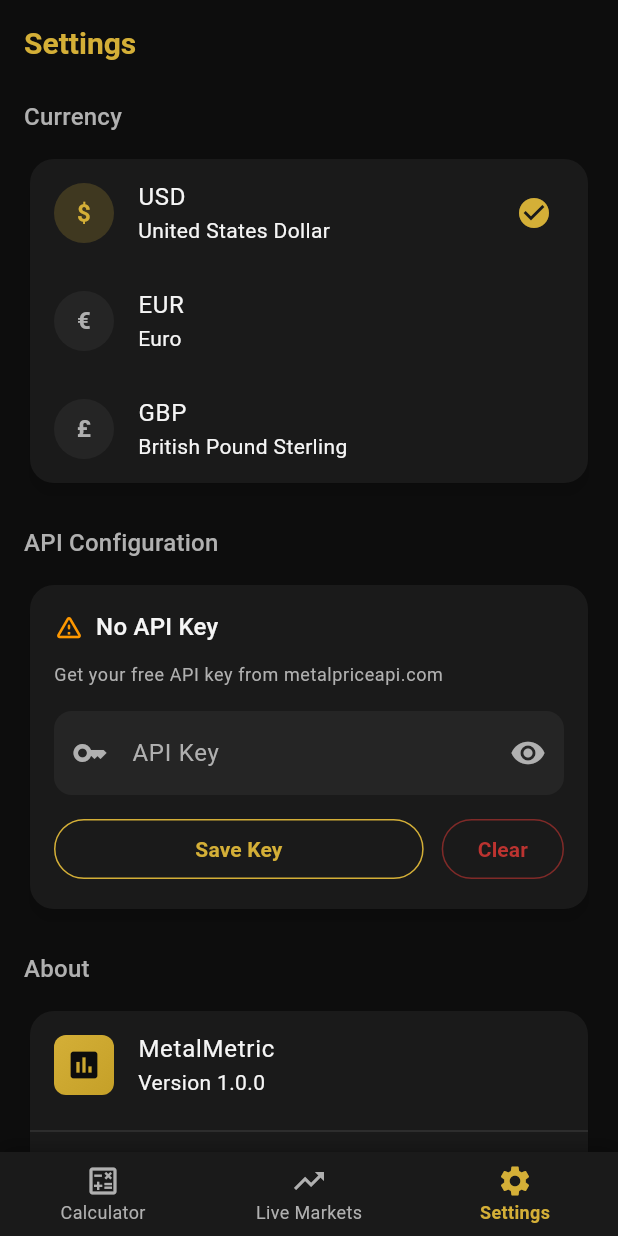
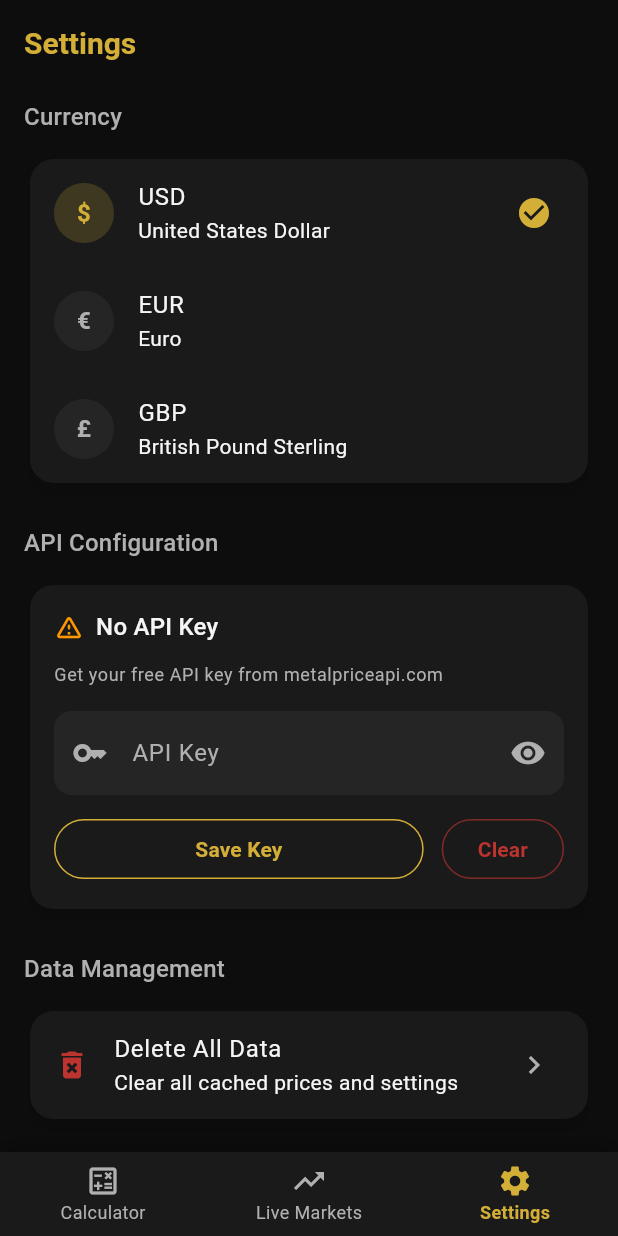
Before and after one commit to abdellatifaitbaali/MetalMetric, a Flutter app: the screen it shows after launch, item 3 of the bottom bar chosen, on a phone screen of 412 x 824 dp. Run offline on Flutter 3.47's test engine with Material 3 defaults, Android fonts, the phone set to English and light mode, and no system bars; our stand-ins replace connectivity_plus, shared_preferences; network calls fail.

Commit message:
feat: Implement initial application structure with settings, metal prices provider, Android assets, and legal documents.

```diff
--- a/lib/screens/settings_screen.dart
+++ b/lib/screens/settings_screen.dart
@@ -1,5 +1,6 @@
 import 'package:flutter/material.dart';
 import 'package:provider/provider.dart';
+import 'package:url_launcher/url_launcher.dart';
 import '../config/app_theme.dart';
 import '../providers/metal_prices_provider.dart';
 import '../providers/settings_provider.dart';
@@ -63,6 +64,12 @@ class _SettingsScreenState extends State<SettingsScreen> {
               _buildSectionHeader(context, 'API Configuration'),
               const SizedBox(height: 12),
               _buildApiKeySection(settings),
+              const SizedBox(height: 24),
+
+              // Data Management Section
+              _buildSectionHeader(context, 'Data Management'),
+              const SizedBox(height: 12),
+              _buildDataManagementSection(settings),
               const SizedBox(height: 24),
 
               // About Section
@@ -238,6 +245,69 @@ class _SettingsScreenState extends State<SettingsScreen> {
     );
   }
 
+  Widget _buildDataManagementSection(SettingsProvider settings) {
+    return Card(
+      child: Column(
+        children: [
+          ListTile(
+            leading: Icon(
+              Icons.delete_forever,
+              color: AppTheme.errorRed.withValues(alpha: 0.8),
+            ),
+            title: const Text('Delete All Data'),
+            subtitle: const Text('Clear all cached prices and settings'),
+            trailing: Icon(
+              Icons.chevron_right,
+              color: AppTheme.textSecondary,
+            ),
+            onTap: () => _showDeleteConfirmation(settings),
+          ),
+        ],
+      ),
+    );
+  }
+
+  Future<void> _showDeleteConfirmation(SettingsProvider settings) async {
+    final confirmed = await showDialog<bool>(
+      context: context,
+      builder: (context) => AlertDialog(
+        backgroundColor: AppTheme.surfaceColor,
+        title: const Text('Delete All Data?'),
+        content: const Text(
+          'This will clear all cached prices, settings, and your custom API key. This action cannot be undone.',
+        ),
+        actions: [
+          TextButton(
+            onPressed: () => Navigator.pop(context, false),
+            child: const Text('Cancel'),
+          ),
+          TextButton(
+            onPressed: () => Navigator.pop(context, true),
+            style: TextButton.styleFrom(
+              foregroundColor: AppTheme.errorRed,
+            ),
+            child: const Text('Delete'),
+          ),
+        ],
+      ),
+    );
+
+    if (confirmed == true && context.mounted) {
+      await settings.resetSettings();
+      _apiKeyController.clear();
+
+      final pricesProvider = context.read<MetalPricesProvider>();
+      pricesProvider.clearCache();
+
+      ScaffoldMessenger.of(context).showSnackBar(
+        const SnackBar(
+          content: Text('All data deleted'),
+          backgroundColor: AppTheme.successGreen,
+        ),
+      );
+    }
+  }
+
   Widget _buildAboutSection() {
     return Card(
       child: Column(
@@ -273,16 +343,40 @@ class _SettingsScreenState extends State<SettingsScreen> {
           ListTile(
             leading: const Icon(Icons.api, color: AppTheme.textSecondary),
             title: const Text('Powered by'),
-            subtitle: const Text('MetalpriceAPI'),
+            subtitle: const Text('FreeGoldPrice API'),
             trailing: const Icon(Icons.open_in_new,
                 size: 16, color: AppTheme.textSecondary),
-            onTap: () {
-              // Could open URL
-            },
+            onTap: () => _launchUrl('https://freegoldprice.org'),
+          ),
+          const Divider(),
+          ListTile(
+            leading: const Icon(Icons.privacy_tip_outlined,
+                color: AppTheme.textSecondary),
+            title: const Text('Privacy Policy'),
+            trailing: const Icon(Icons.open_in_new,
+                size: 16, color: AppTheme.textSecondary),
+            onTap: () => _launchUrl(
+                'https://metalmetric.nexodev.site/privacy-policy.html'),
+          ),
+          ListTile(
+            leading: const Icon(Icons.description_outlined,
+                color: AppTheme.textSecondary),
+            title: const Text('Terms of Service'),
+            trailing: const Icon(Icons.open_in_new,
+                size: 16, color: AppTheme.textSecondary),
+            onTap: () => _launchUrl(
+                'https://metalmetric.nexodev.site/terms-of-service.html'),
           ),
         ],
       ),
     );
+  }
+
+  Future<void> _launchUrl(String url) async {
+    final uri = Uri.parse(url);
+    if (await canLaunchUrl(uri)) {
+      await launchUrl(uri, mode: LaunchMode.externalApplication);
+    }
   }
 
   String _getCurrencyName(String code) {
```
Also changed, not shown: lib/providers/metal_prices_provider.dart (+9 -0 lines), pubspec.yaml (+14 -0 lines), pubspec.lock, store_assets/app_icon.png (added), store_assets/feature_graphic.png (added), store_assets/mockup_calculator.png (added), store_assets/mockup_live_markets.png (added), 18 other files.
